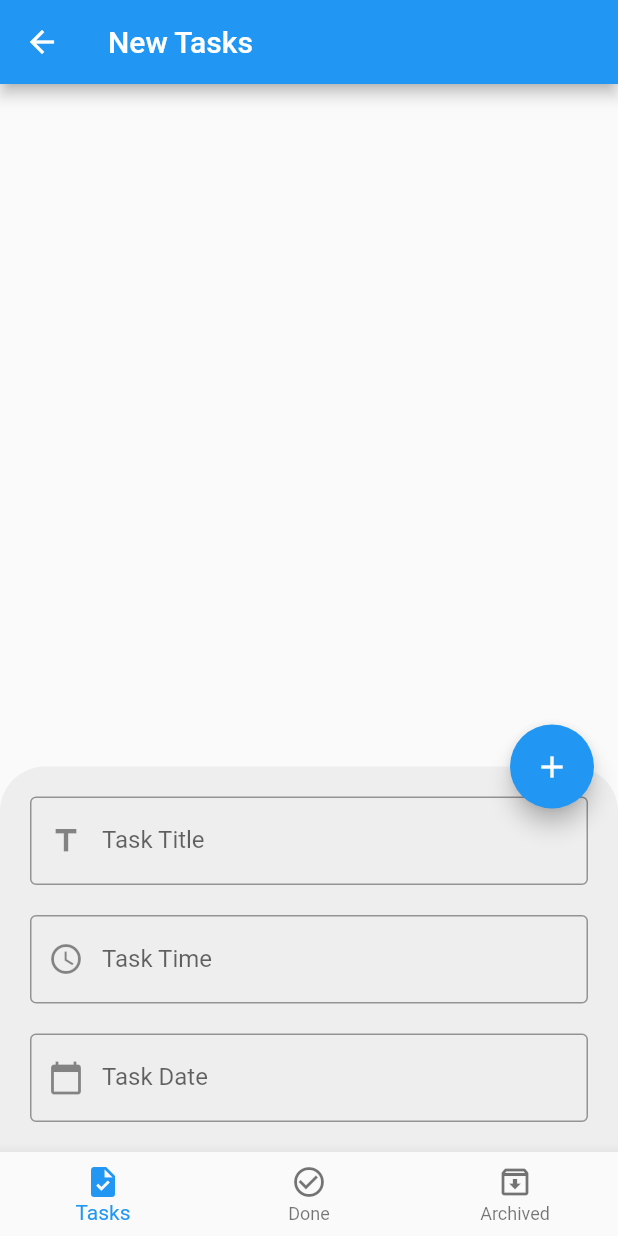
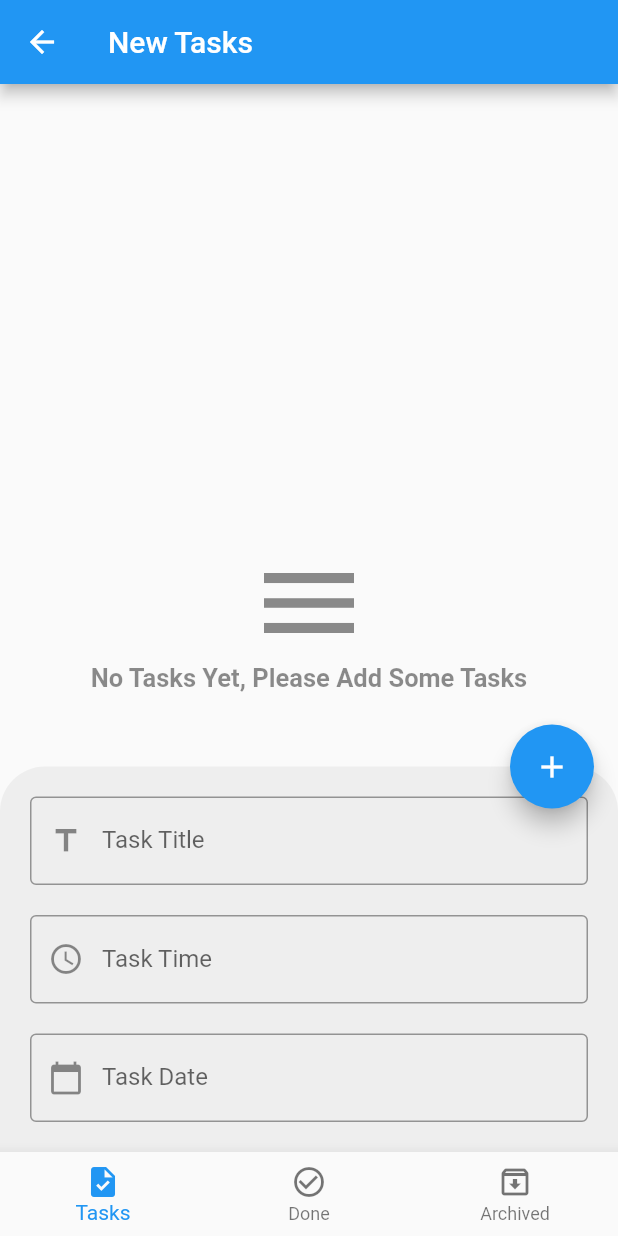
Before and after one commit to El-Sayed-Mustafa/ToDo, a Flutter app: the screen it shows after launch, after a tap on the "edit" icon, on a phone screen of 412 x 824 dp. Run offline on Flutter 3.47's test engine with Material 2 defaults, Android fonts, the phone set to English and light mode, and no system bars; our stand-ins replace bloc, conditional_builder_null_safety, flutter_bloc, fluttertoast, sqflite; accounts and stored records are empty.

Commit message:
done and archived screen

```diff
--- a/lib/layout/home_screen.dart
+++ b/lib/layout/home_screen.dart
@@ -25,9 +25,15 @@ class HomeScreen extends StatelessWidget {
   @override
   Widget build(BuildContext context) {
     return BlocProvider(
-      create: (BuildContext context) => AppCubit()..createDatabase(),
+      create: (BuildContext context) =>
+      AppCubit()
+        ..createDatabase(),
       child: BlocConsumer<AppCubit, AppStates>(
-        listener: (BuildContext context, AppStates state) {},
+        listener: (BuildContext context, AppStates state) {
+          if(state is AppInsertDatabaseState) {
+            Navigator.pop(context);
+          }
+        },
         builder: (BuildContext context, AppStates state) {
           AppCubit cubit = AppCubit.get(context);
           return Scaffold(
@@ -36,7 +42,7 @@ class HomeScreen extends StatelessWidget {
               title: Text(cubit.titles[cubit.currentIndex]),
             ),
             body: ConditionalBuilder(
-              condition: true,
+              condition: state is! AppLoadingState,
               builder: (context) => cubit.screens[cubit.currentIndex],
               fallback: (context) =>
               const Center(child: CircularProgressIndicator()),
@@ -46,7 +52,9 @@ class HomeScreen extends StatelessWidget {
                 onPressed: () {
                   if (cubit.isButtonSheetShown) {
                     if (formKey.currentState?.validate() == true) {
-
+                      cubit.insertToDatabase(title: titleController.text,
+                          time: timeController.text,
+                          date: dateController.text);
                       /*insertToDatabase(
                         title: titleController.text,
                         date: dateController.text,
@@ -58,7 +66,8 @@ class HomeScreen extends StatelessWidget {
                   } else {
                     scaffoldkey.currentState
                         ?.showBottomSheet(
-                          (context) => Container(
+                          (context) =>
+                          Container(
                             decoration: BoxDecoration(
                                 color: Colors.grey[200],
                                 borderRadius: const BorderRadius.only(
--- a/lib/modules/tasks/tasks_screen.dart
+++ b/lib/modules/tasks/tasks_screen.dart
@@ -1,24 +1,22 @@
+import 'package:conditional_builder_null_safety/conditional_builder_null_safety.dart';
 import 'package:flutter/material.dart';
+import 'package:flutter_bloc/flutter_bloc.dart';
 import 'package:to_do_app/shared/component/components.dart';
+import 'package:to_do_app/shared/cubit/cubit.dart';
+import 'package:to_do_app/shared/cubit/states.dart';
 
 import '../../shared/constants/constants.dart';
 
 class TasksScreen extends StatelessWidget {
-
-
   @override
   Widget build(BuildContext context) {
-
-
-
-    return  Container();
-
-    /* ListView.separated(itemBuilder: (context,index)=>buildTaskItem(tasks[index]),
-        separatorBuilder: (context,index)=>Container(
-          width: double.infinity,
-          height: 1.0,
-          color: Colors.grey[300],
-        ),
-        itemCount: tasks.length);*/
+    return BlocConsumer<AppCubit, AppStates>(
+      listener: (context, state) {},
+      builder: (context, state) {
+        var tasks = AppCubit.get(context).newTasks.reversed.toList();
+        AppCubit cubit = AppCubit.get(context);
+        return tasksBuilder(tasks: tasks, cubit: cubit);
+      },
+    );
   }
 }
--- a/lib/shared/component/components.dart
+++ b/lib/shared/component/components.dart
@@ -1,4 +1,6 @@
+import 'package:conditional_builder_null_safety/conditional_builder_null_safety.dart';
 import 'package:flutter/material.dart';
+import 'package:to_do_app/shared/cubit/cubit.dart';
 
 Widget defaultFormField({
   required TextEditingController controller,
@@ -44,29 +46,100 @@ Widget defaultFormField({
       ),
     );
 
-Widget buildTaskItem(Map model)=> Padding(
-  padding: const EdgeInsets.all(10.0),
+Widget buildTaskItem(Map model, context) => Dismissible(
+      key: Key(model['id'].toString()),
+      child: Padding(
+        padding: const EdgeInsets.all(20.0),
         child: Row(
           children: [
             CircleAvatar(
               radius: 40,
               child: Text('${model['date']}'),
             ),
-      SizedBox(width: 20,),
-      Column(
+            const SizedBox(
+              width: 20,
+            ),
+            Expanded(
+              child: Column(
                 crossAxisAlignment: CrossAxisAlignment.start,
                 mainAxisSize: MainAxisSize.min,
                 children: [
                   Text(
+                    maxLines: 1,
+                    overflow: TextOverflow.ellipsis,
                     '${model['title']}',
-            style: TextStyle(fontSize: 18, fontWeight: FontWeight.bold),
+                    style: const TextStyle(
+                        fontSize: 18, fontWeight: FontWeight.bold),
                   ),
                   Text(
                     '${model['time']}',
-            style: TextStyle(color: Colors.grey[600], fontSize: 12, fontWeight: FontWeight.bold),
+                    style: TextStyle(
+                        color: Colors.grey[600],
+                        fontSize: 12,
+                        fontWeight: FontWeight.bold),
                   ),
                 ],
+              ),
+            ),
+            const SizedBox(
+              width: 20,
+            ),
+            IconButton(
+                onPressed: () {
+                  AppCubit.get(context).updateData(
+                    status: 'done',
+                    id: model['id'],
+                  );
+                },
+                icon: const Icon(
+                  Icons.check_box,
+                  color: Colors.green,
+                )),
+            IconButton(
+                onPressed: () {
+                  AppCubit.get(context).updateData(
+                    status: 'archived',
+                    id: model['id'],
+                  );
+                },
+                icon: const Icon(
+                  Icons.archive,
+                  color: Colors.black54,
+                ))
+          ],
+        ),
+      ),
+      onDismissed: (direction) {
+        AppCubit.get(context).deleteData(id: model['id']);
+      },
+    );
+
+Widget tasksBuilder({required List<Map> tasks,required AppCubit cubit}) => ConditionalBuilder(
+    condition: tasks.isNotEmpty,
+    builder: (context) => ListView.separated(
+        itemBuilder: (context, index) => buildTaskItem(tasks[index], context),
+        separatorBuilder: (context, index) => Container(
+              width: double.infinity,
+              height: 1.0,
+              color: Colors.grey[300],
+            ),
+        itemCount: tasks.length),
+    fallback: (context) => Center(
+          child: Column(
+            mainAxisAlignment: MainAxisAlignment.center,
+            children: const [
+              Icon(
+                Icons.menu,
+                size: 80,
+                color: Colors.black45,
+              ),
+              Text(
+                'No Tasks Yet, Please Add Some Tasks',
+                style: TextStyle(
+                    fontSize: 17,
+                    fontWeight: FontWeight.bold,
+                    color: Colors.black45),
               )
             ],
           ),
-);
+        ));
--- a/lib/shared/cubit/cubit.dart
+++ b/lib/shared/cubit/cubit.dart
@@ -11,7 +11,9 @@ import '../../modules/tasks/tasks_screen.dart';
 
 class AppCubit extends Cubit<AppStates> {
   AppCubit() : super(AppInitialState());
-  List<Map> tasks = [];
+  List<Map> newTasks = [];
+  List<Map> doneTasks = [];
+  List<Map> archivedTasks = [];
 
   static AppCubit get(context) => BlocProvider.of(context);
 
@@ -25,7 +27,7 @@ class AppCubit extends Cubit<AppStates> {
   bool isButtonSheetShown = false;
   List<String> titles = [
     'New Tasks',
-    'Do ne Tasks',
+    'Done Tasks',
     'Archived Tasks',
   ];
 
@@ -56,11 +58,7 @@ class AppCubit extends Cubit<AppStates> {
       },
       onOpen: (database) {
         print('db is opened');
-        getDataFromDatabase(database).then((value) {
-          tasks = value;
-          print(tasks);
-          emit(AppGetDatabaseState());
-        });
+        getDataFromDatabase(database);
       },
     ).then((value) {
       database = value;
@@ -68,27 +66,61 @@ class AppCubit extends Cubit<AppStates> {
     });
   }
 
-  Future<List<Map>> getDataFromDatabase(database) async {
-    return await database.rawQuery('SELECT * FROM tasks');
+  void getDataFromDatabase(database) async {
+    newTasks = [];
+    doneTasks = [];
+    archivedTasks = [];
+    emit(AppLoadingState());
+    database.rawQuery('SELECT * FROM tasks').then((value) {
+      value.forEach((element) {
+        if (element['status'] == 'new') {
+          newTasks.add(element);
+        } else if (element['status'] == 'done') {
+          doneTasks.add(element);
+        } else {
+          archivedTasks.add(element);
+        }
+      });
+      emit(AppGetDatabaseState());
+    });
   }
 
-  Future insertToDatabase({
+  insertToDatabase({
     required String title,
     required String time,
     required String date,
   }) async {
-    return await database.transaction((txn) async {
+    await database.transaction((txn) async {
       txn
           .rawInsert(
               'INSERT INTO Tasks(title,date,time,status) VALUES("$title","$time","$date","new")')
           .then((value) {
         print('$value successfully insert');
         emit(AppInsertDatabaseState());
+        getDataFromDatabase(database);
       }).catchError((error) {
         print('Error when inserting New');
       });
     });
     return;
+  }
+
+  void updateData({required String status, required int id}) async {
+    database.rawUpdate(
+        'Update tasks SET status = ? WHERE id = ?', [status, id]).then((value) {
+      getDataFromDatabase(database);
+      emit(AppUpdateDatabaseState());
+    });
+  }
+
+  void deleteData({required int id}) async {
+    database.rawDelete(
+        'DELETE FROM tasks WHERE id = ?',
+        [id]
+    ).then((value) {
+      getDataFromDatabase(database);
+      emit(AppDeleteDatabaseState());
+    });
   }
 
   void changeBottomSheet({
--- a/lib/shared/cubit/states.dart
+++ b/lib/shared/cubit/states.dart
@@ -4,8 +4,16 @@ class AppInitialState extends AppStates{}
 
 class AppChangeNavBarState extends AppStates{}
 
+class AppLoadingState extends AppStates{}
+
 class AppCreateDatabaseState extends AppStates{}
+
 class AppGetDatabaseState extends AppStates{}
+
 class AppInsertDatabaseState extends AppStates{}
 
+class AppUpdateDatabaseState extends AppStates{}
+
+class AppDeleteDatabaseState extends AppStates{}
+
 class AppChangeBottomSheetState extends AppStates{}
```
Also changed, not shown: lib/modules/archived_tasks/archive_tasks_screen.dart (+13 -8 lines), lib/modules/done_tasks/done_tasks_screen.dart (+13 -8 lines). Lines whose indentation alone changed are shown as unchanged.
